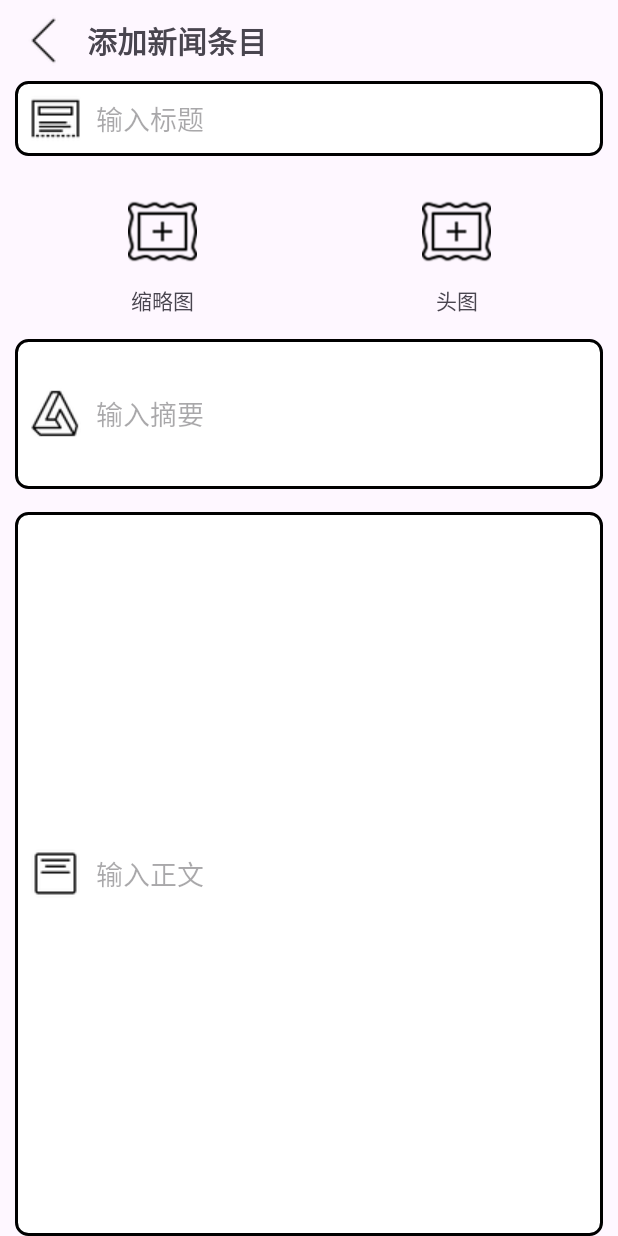
After one commit to liuyaoli12345/rawing, an Android app: the PostNewsActivity screen opened directly, with no data from a screen before it, on a phone screen of 412 x 824 dp. The commit adds this screen. Run offline under Robolectric (Android 15) with nearby library versions, the light colour scheme and no system bars.

Commit message:
实现添加新闻条目页面

```diff
--- /dev/null
+++ b/app/src/main/java/com/liuyaoli/myapplication/PostNewsActivity.kt
@@ -0,0 +1,64 @@
+package com.liuyaoli.myapplication
+
+import android.app.Activity
+import android.content.Intent
+import android.net.Uri
+import android.os.Bundle
+import android.provider.MediaStore
+import android.widget.ImageButton
+import androidx.activity.result.contract.ActivityResultContracts
+import androidx.appcompat.app.AppCompatActivity
+import androidx.core.content.FileProvider
+import java.io.File
+
+class PostNewsActivity : AppCompatActivity() {
+
+    private lateinit var uploadThumbnailsButton: ImageButton
+    private lateinit var uploadHeadImgButton: ImageButton
+
+    override fun onCreate(savedInstanceState: Bundle?) {
+        super.onCreate(savedInstanceState)
+        setContentView(R.layout.post_news_page)
+        val backButton: ImageButton = findViewById(R.id.postNewsBackButton)
+        backButton.setOnClickListener {
+            finish()
+        }
+        setUploadImageButton()
+    }
+
+    private fun setUploadImageButton() {
+        uploadThumbnailsButton = findViewById(R.id.upload_thumbnails_button)
+        uploadHeadImgButton = findViewById(R.id.upload_head_img_button)
+        uploadThumbnailsButton.setOnClickListener {
+            val intent = Intent(Intent.ACTION_PICK, MediaStore.Images.Media.EXTERNAL_CONTENT_URI)
+            thumbnailsPickImage.launch(intent)
+        }
+        uploadHeadImgButton.setOnClickListener {
+            val intent = Intent(Intent.ACTION_PICK, MediaStore.Images.Media.EXTERNAL_CONTENT_URI)
+            headImgPickImage.launch(intent)
+        }
+
+    }
+
+    private val thumbnailsPickImage = registerForActivityResult(ActivityResultContracts.StartActivityForResult()) { result ->
+        if (result.resultCode == Activity.RESULT_OK) {
+            val uri: Uri? = result.data?.data
+            // 处理选择的图片
+            if (uri != null) {
+                // 在这里展示选择的图片，可以将 URI 传递给相应的 ImageView 或其他展示图片的组件
+               uploadThumbnailsButton.setImageURI(uri)
+            }
+        }
+    }
+
+    private val headImgPickImage = registerForActivityResult(ActivityResultContracts.StartActivityForResult()) { result ->
+        if (result.resultCode == Activity.RESULT_OK) {
+            val uri: Uri? = result.data?.data
+            // 处理选择的图片
+            if (uri != null) {
+                // 在这里展示选择的图片，可以将 URI 传递给相应的 ImageView 或其他展示图片的组件
+                uploadHeadImgButton.setImageURI(uri)
+            }
+        }
+    }
+}
--- /dev/null
+++ b/app/src/main/res/layout/post_news_page.xml
@@ -0,0 +1,128 @@
+<?xml version="1.0" encoding="utf-8"?>
+<androidx.constraintlayout.widget.ConstraintLayout xmlns:android="http://schemas.android.com/apk/res/android"
+    xmlns:app="http://schemas.android.com/apk/res-auto"
+    xmlns:tools="http://schemas.android.com/tools"
+    android:layout_width="match_parent"
+    android:layout_height="match_parent">
+
+    <com.google.android.material.textfield.TextInputEditText
+        android:id="@+id/home_page_search2"
+        android:layout_width="match_parent"
+        android:layout_height="50dp"
+        android:layout_marginStart="10dp"
+        android:layout_marginEnd="10dp"
+        android:background="@drawable/textbox_shape"
+        android:drawableLeft="@drawable/post_news_title"
+        android:drawablePadding="10dp"
+        android:hint="输入标题"
+        android:paddingStart="10dp"
+        app:layout_constraintEnd_toEndOf="parent"
+        app:layout_constraintStart_toStartOf="parent"
+        app:layout_constraintTop_toBottomOf="@+id/textView6" />
+
+    <com.google.android.material.textfield.TextInputEditText
+        android:id="@+id/home_page_search3"
+        android:layout_width="match_parent"
+        android:layout_height="100dp"
+        android:layout_marginStart="10dp"
+        android:layout_marginTop="15dp"
+        android:layout_marginEnd="10dp"
+        android:background="@drawable/textbox_shape"
+        android:drawableLeft="@drawable/post_news_abstract"
+        android:drawablePadding="10dp"
+        android:hint="输入摘要"
+        android:paddingStart="10dp"
+        app:layout_constraintEnd_toEndOf="parent"
+        app:layout_constraintStart_toStartOf="parent"
+        app:layout_constraintTop_toBottomOf="@+id/textView9" />
+
+    <com.google.android.material.textfield.TextInputEditText
+        android:id="@+id/home_page_search4"
+        android:layout_width="match_parent"
+        android:layout_height="0dp"
+        android:layout_marginStart="10dp"
+        android:layout_marginTop="15dp"
+        android:layout_marginEnd="10dp"
+        android:background="@drawable/textbox_shape"
+        android:drawableLeft="@drawable/post_news_content"
+        android:drawablePadding="10dp"
+        android:hint="输入正文"
+        android:paddingStart="10dp"
+        app:layout_constraintBottom_toBottomOf="parent"
+        app:layout_constraintEnd_toEndOf="parent"
+        app:layout_constraintHorizontal_bias="0.0"
+        app:layout_constraintStart_toStartOf="parent"
+        app:layout_constraintTop_toBottomOf="@+id/home_page_search3"
+        app:layout_constraintVertical_bias="0.0" />
+
+    <ImageButton
+        android:id="@+id/postNewsBackButton"
+        android:layout_width="wrap_content"
+        android:layout_height="wrap_content"
+        android:backgroundTint="@color/transparent"
+        app:layout_constraintStart_toStartOf="parent"
+        app:layout_constraintTop_toTopOf="parent"
+        app:srcCompat="@drawable/back_black" />
+
+    <TextView
+        android:id="@+id/textView6"
+        android:layout_width="wrap_content"
+        android:layout_height="0dp"
+        android:gravity="center"
+        android:text="添加新闻条目"
+        android:textSize="20sp"
+        android:textStyle="bold"
+        app:layout_constraintBottom_toBottomOf="@+id/postNewsBackButton"
+        app:layout_constraintStart_toEndOf="@+id/postNewsBackButton"
+        app:layout_constraintTop_toTopOf="@+id/postNewsBackButton" />
+
+    <ImageButton
+        android:id="@+id/upload_thumbnails_button"
+        android:layout_width="70dp"
+        android:layout_height="70dp"
+        android:layout_marginTop="15dp"
+        android:backgroundTint="@color/transparent"
+        android:scaleType="centerInside"
+        android:src="@drawable/add_image"
+        app:layout_constraintEnd_toStartOf="@+id/guideline3"
+        app:layout_constraintStart_toStartOf="@+id/home_page_search2"
+        app:layout_constraintTop_toBottomOf="@+id/home_page_search2" />
+
+    <ImageButton
+        android:id="@+id/upload_head_img_button"
+        android:layout_width="70dp"
+        android:layout_height="70dp"
+        android:backgroundTint="@color/transparent"
+        android:scaleType="centerInside"
+        android:src="@drawable/add_image"
+        app:layout_constraintBottom_toBottomOf="@+id/upload_thumbnails_button"
+        app:layout_constraintEnd_toEndOf="@+id/home_page_search2"
+        app:layout_constraintStart_toStartOf="@+id/guideline3"
+        app:layout_constraintTop_toTopOf="@+id/upload_thumbnails_button" />
+
+    <androidx.constraintlayout.widget.Guideline
+        android:id="@+id/guideline3"
+        android:layout_width="wrap_content"
+        android:layout_height="wrap_content"
+        android:orientation="vertical"
+        app:layout_constraintGuide_percent="0.5"/>
+
+    <TextView
+        android:id="@+id/textView9"
+        android:layout_width="wrap_content"
+        android:layout_height="wrap_content"
+        android:text="缩略图"
+        app:layout_constraintEnd_toEndOf="@+id/upload_thumbnails_button"
+        app:layout_constraintStart_toStartOf="@+id/upload_thumbnails_button"
+        app:layout_constraintTop_toBottomOf="@+id/upload_thumbnails_button" />
+
+    <TextView
+        android:id="@+id/textView10"
+        android:layout_width="wrap_content"
+        android:layout_height="wrap_content"
+        android:text="头图"
+        app:layout_constraintEnd_toEndOf="@+id/upload_head_img_button"
+        app:layout_constraintStart_toStartOf="@+id/upload_head_img_button"
+        app:layout_constraintTop_toBottomOf="@+id/upload_head_img_button" />
+
+</androidx.constraintlayout.widget.ConstraintLayout>
--- /dev/null
+++ b/app/src/main/res/xml/file_paths.xml
@@ -0,0 +1,5 @@
+<paths>
+    <external-path
+        name="external_files"
+        path="." />
+</paths>
```
Also changed, not shown: app/src/main/AndroidManifest.xml (+10 -0 lines), app/src/main/java/com/liuyaoli/myapplication/mainfragments/HomeFragment.kt (+7 -0 lines), app/src/main/res/layout/home_page.xml (+27 -19 lines), app/src/main/res/drawable/add.png (added), app/src/main/res/drawable/add_image.png (added), app/src/main/res/drawable/back_black.png (added), app/src/main/res/drawable/back_white.png, app/src/main/res/drawable/home_menu.png (renamed from app/src/main/res/drawable/icons8_menu_30.png), app/src/main/res/drawable/home_search.png (renamed from app/src/main/res/drawable/icons8_search_50.png), app/src/main/res/drawable/post_news_abstract.png (added), app/src/main/res/drawable/post_news_content.png (added), app/src/main/res/drawable/post_news_title.png (added).
